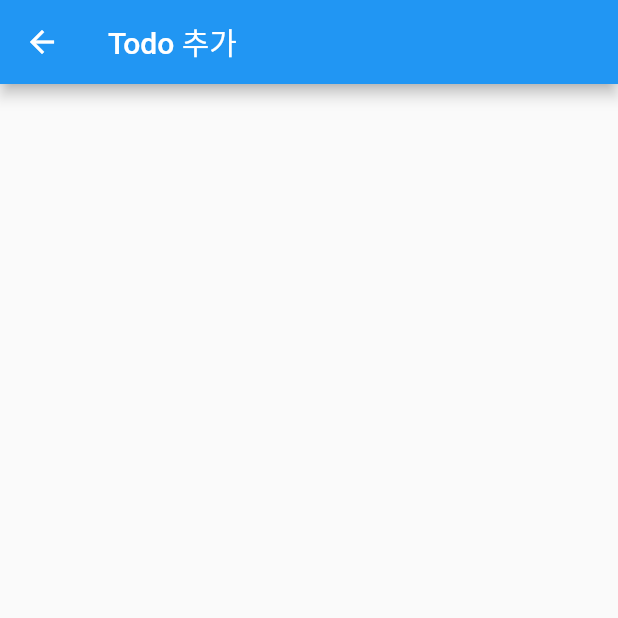
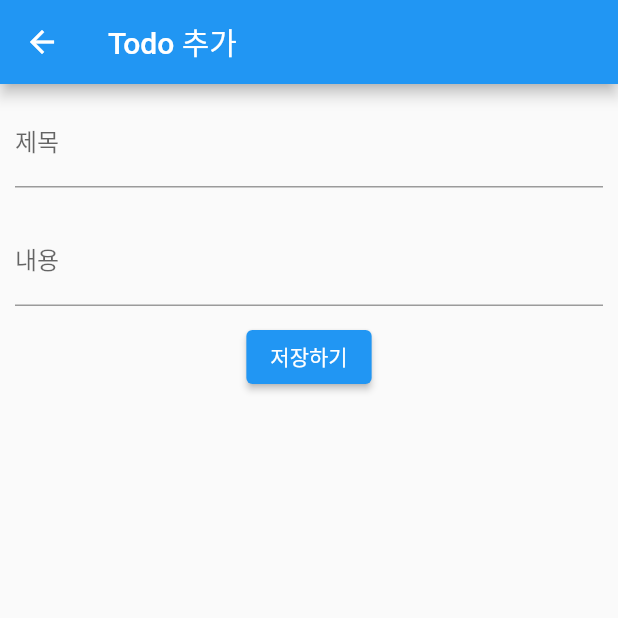
Before and after one commit to tintoll/doitflutter, a Flutter app: the AddTodoApp screen opened by its route, on a phone screen of 412 x 824 dp, the top half of it. Run offline on Flutter 3.47's test engine with Material 2 defaults, Android fonts, the light colour scheme and no system bars; our stand-ins replace dio, shared_preferences, sqflite; accounts and stored records are empty.

Commit message:
Database - input 구현

```diff
--- a/sql_example/lib/add_todo.dart
+++ b/sql_example/lib/add_todo.dart
@@ -1,14 +1,28 @@
 import 'package:flutter/material.dart';
 import 'package:sqflite/sqflite.dart';
 
+import 'todo.dart';
+
 class AddTodoApp extends StatefulWidget {
   final Future<Database> db;
+
   AddTodoApp(this.db);
+
   @override
   _AddTodoAppState createState() => _AddTodoAppState();
 }
 
 class _AddTodoAppState extends State<AddTodoApp> {
+  TextEditingController titleController;
+  TextEditingController contentController;
+
+  @override
+  void initState() {
+    super.initState();
+    titleController = TextEditingController();
+    contentController = TextEditingController();
+  }
+
   @override
   Widget build(BuildContext context) {
     return Scaffold(
@@ -18,7 +32,32 @@ class _AddTodoAppState extends State<AddTodoApp> {
       body: Container(
         child: Center(
           child: Column(
-            children: [],
+            children: [
+              Padding(
+                padding: const EdgeInsets.all(10),
+                child: TextField(
+                  controller: titleController,
+                  decoration: InputDecoration(labelText: '제목'),
+                ),
+              ),
+              Padding(
+                padding: const EdgeInsets.all(10),
+                child: TextField(
+                  controller: contentController,
+                  decoration: InputDecoration(labelText: '내용'),
+                ),
+              ),
+              ElevatedButton(
+                onPressed: () {
+                  Todo todo = Todo(
+                      title: titleController.value.text,
+                      content: contentController.value.text,
+                      active: false);
+                  Navigator.of(context).pop(todo);
+                },
+                child: Text('저장하기'),
+              )
+            ],
           ),
         ),
       ),
--- /dev/null
+++ b/sql_example/lib/todo.dart
@@ -0,0 +1,17 @@
+class Todo {
+  String title;
+  String content;
+  bool active;
+  int id;
+
+  Todo({this.title, this.content, this.active, this.id});
+
+  Map<String, dynamic> toMap() {
+    return {
+      'id': id,
+      'title': title,
+      'content': content,
+      'active': active
+    };
+  }
+}
```
Also changed, not shown: sql_example/lib/database_app.dart (+10 -0 lines).
